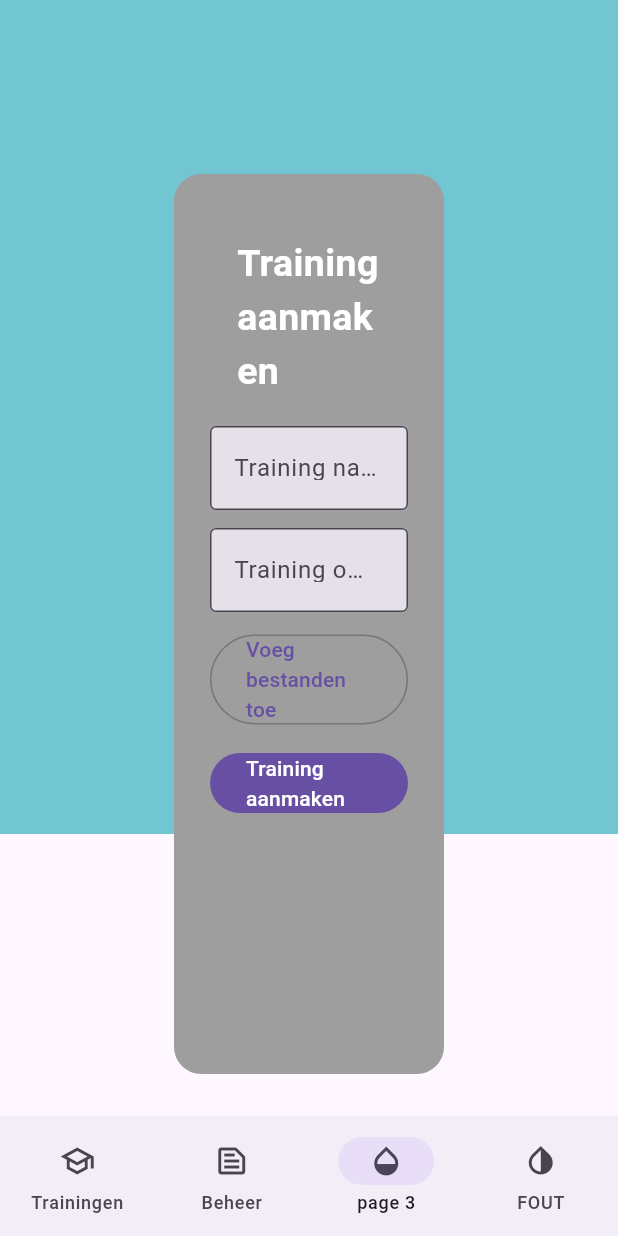
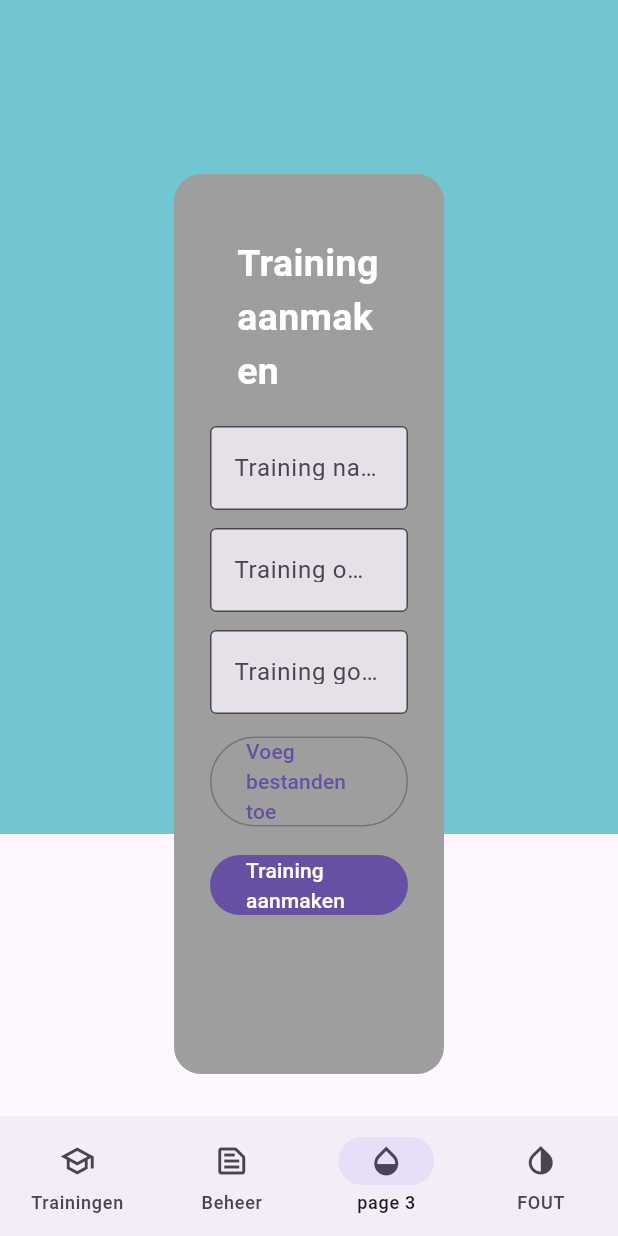
Before and after one commit to Iconica-Development/internal_training_system, a Flutter app: the screen it shows after launch, on a phone screen of 412 x 824 dp. Run offline on Flutter 3.47's test engine with Material 2 defaults, Android fonts, the phone set to English and light mode, and no system bars; our stand-ins replace cloud_firestore, firebase_core, flutter_login, google_fonts; accounts and stored records are empty.

Commit message:
feat: add base for goals

```diff
--- a/lib/screens/Trainings/create_training_screen.dart
+++ b/lib/screens/Trainings/create_training_screen.dart
@@ -16,6 +16,7 @@ class _CreateTrainingState extends State<CreateTraining> {
   final _formKey = GlobalKey<FormState>();
   final _nameController = TextEditingController();
   final _descController = TextEditingController();
+  final _goalsController = TextEditingController();
 
   void createTraining(String trainingName, String trainingDesc) async {
     var trainingService = TrainingService(
@@ -30,7 +31,8 @@ class _CreateTrainingState extends State<CreateTraining> {
       // Save user's name in Firestore
       await FirebaseFirestore.instance.collection('trainings').doc().set({
         'trainingName': _nameController.text,
-        'trainingDesc': _descController.text
+        'trainingDesc': _descController.text,
+        'trainingsGoals': _goalsController.text
       });
 
       // Show success message
@@ -103,18 +105,37 @@ class _CreateTrainingState extends State<CreateTraining> {
                                     },
                                   ),
                                 ),
+                                Padding(
+                                  padding: const EdgeInsets.only(bottom: 12),
+                                  child: TextFormField(
+                                    controller: _descController,
+                                    decoration: InputDecoration(
+                                      border: OutlineInputBorder(),
+                                      labelText: 'Training omschrijving',
+                                      hintText:
+                                          'Voer een omschrijving in voor de training',
+                                      filled: true,
+                                    ),
+                                    validator: (value) {
+                                      if (value!.isEmpty) {
+                                        return 'Please enter a desc';
+                                      }
+                                      return null;
+                                    },
+                                  ),
+                                ),
                                 TextFormField(
-                                  controller: _descController,
+                                  controller: _goalsController,
                                   decoration: InputDecoration(
                                     border: OutlineInputBorder(),
-                                    labelText: 'Training omschrijving',
+                                    labelText: 'Training goals',
                                     hintText:
-                                        'Voer een omschrijving in voor de training',
+                                        'Voer een goal in',
                                     filled: true,
                                   ),
                                   validator: (value) {
                                     if (value!.isEmpty) {
-                                      return 'Please enter desc';
+                                      return 'Please enter goal';
                                     }
                                     return null;
                                   },
```
